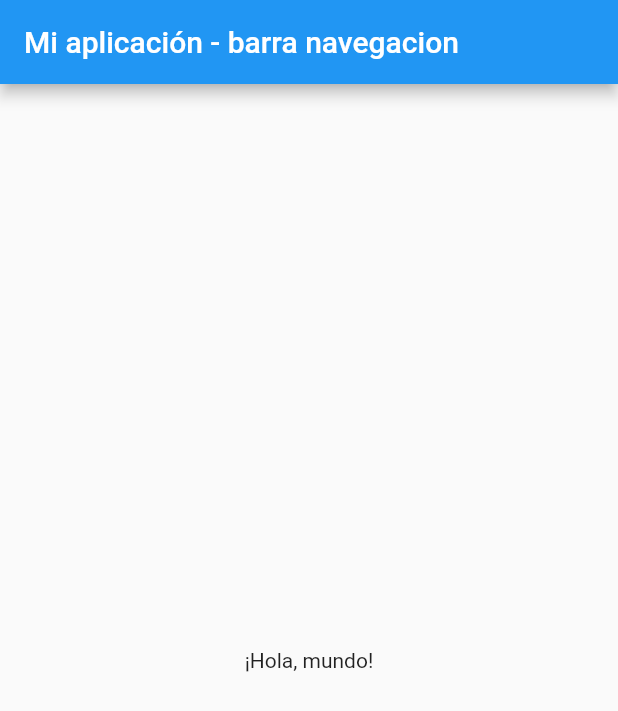
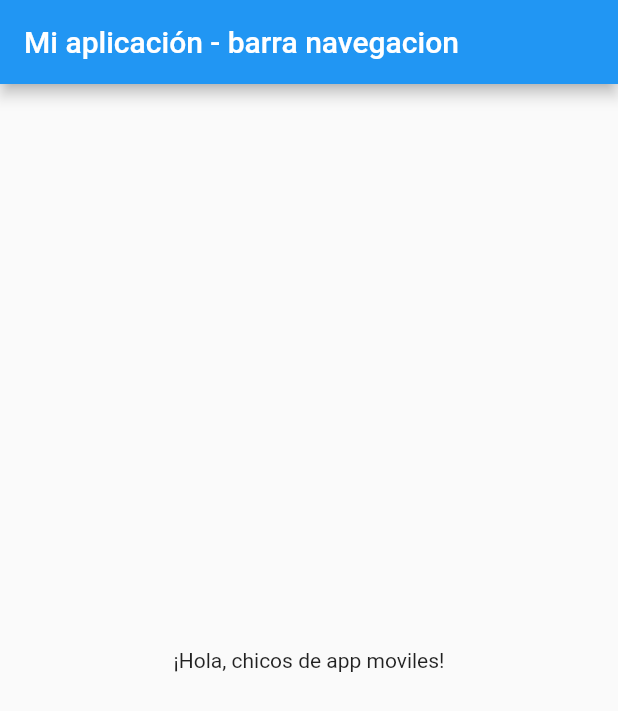
Before and after one commit to chernandezmar/app_moviles_2023, a Flutter app: the screen it shows after launch, on a phone screen of 412 x 824 dp. Shown: the top 711 px of the screen. Run offline on Flutter 3.47's test engine with Material 2 defaults, Android fonts, the phone set to English and light mode, and no system bars.

Commit message:
ejemplo de cambio del profe durante la clase

```diff
--- a/lib/main.dart
+++ b/lib/main.dart
@@ -14,7 +14,7 @@ class MyApp extends StatelessWidget {
           title: Text('Mi aplicación - barra navegacion'),
         ),
         body: Center(
-          child: Text('¡Hola, mundo!'),
+          child: Text('¡Hola, chicos de app moviles!'),
         ),
       ),
     );
```
